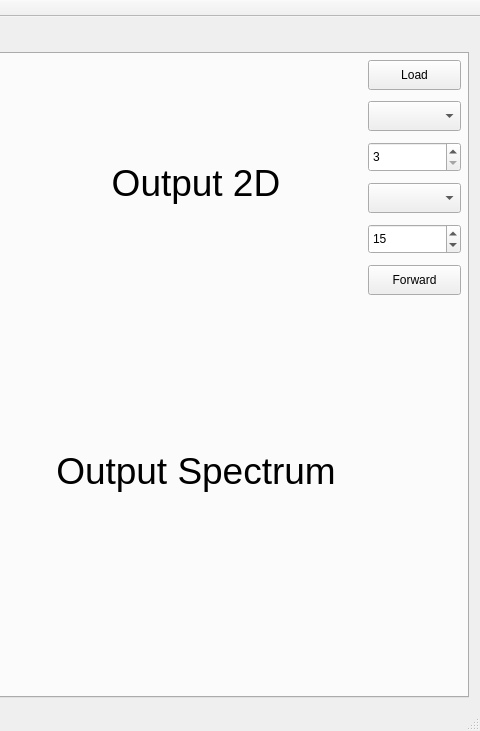
Above: GUI/mainwindow.ui from kohutjan/2DFFT before the change; both pictures show x 776 to 1256 and y 0 to 731 of the 1256 by 731 pixel window. Below: the same form after it.
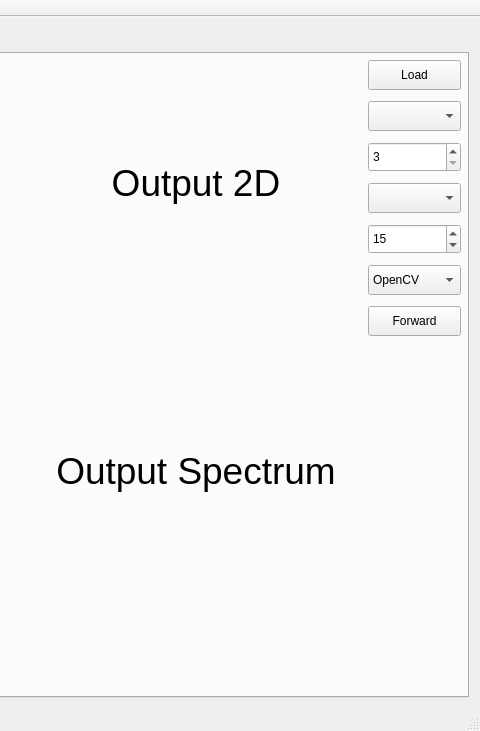
That is the form after the change.

```diff
--- a/GUI/mainwindow.ui
+++ b/GUI/mainwindow.ui
@@ -41,7 +41,7 @@
          <number>6</number>
         </property>
         <item row="0" column="1">
-         <layout class="QVBoxLayout" name="filterParams" stretch="1,1,1,1,1,1,1">
+         <layout class="QVBoxLayout" name="filterParams" stretch="1,1,1,1,1,1,1,1">
           <property name="spacing">
            <number>11</number>
           </property>
@@ -210,6 +210,26 @@
             </property>
            </widget>
           </item>
+          <item>
+           <widget class="QComboBox" name="playConvolutionType">
+            <property name="maximumSize">
+             <size>
+              <width>120</width>
+              <height>30</height>
+             </size>
+            </property>
+            <item>
+             <property name="text">
+              <string>OpenCV</string>
+             </property>
+            </item>
+            <item>
+             <property name="text">
+              <string>Naive</string>
+             </property>
+            </item>
+           </widget>
+          </item>
           <item>
            <widget class="QPushButton" name="playForward">
             <property name="sizePolicy">
```
Left out of the diff: 4 changed lines with no effect on the pictures.
